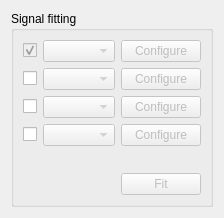
This is iintgui/ui/fitpanel.ui in syncope/iint-gui as Qt 5 draws it before an edit. The edited form follows.
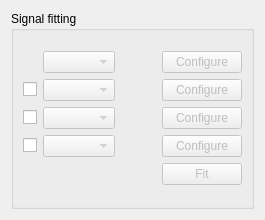
This is the edited form.

Commit message: + changed the fit panel to remove the check box for the first fit  ++ changed the code accordingly --> removed an active option at startup which is useless

The edit to the form file:
```diff
--- a/iintgui/ui/fitpanel.ui
+++ b/iintgui/ui/fitpanel.ui
@@ -6,58 +6,30 @@
    <rect>
     <x>0</x>
     <y>0</y>
-    <width>224</width>
-    <height>218</height>
+    <width>265</width>
+    <height>220</height>
    </rect>
   </property>
   <property name="windowTitle">
    <string>Signal Fitting</string>
   </property>
   <layout class="QGridLayout" name="gridLayout_2">
-   <item row="0" column="0">
+   <item row="0" column="1">
     <widget class="QGroupBox" name="groupBox">
      <property name="title">
       <string>Signal fitting</string>
      </property>
+     <layout class="QGridLayout" name="gridLayout_3">
+      <item row="0" column="0">
      <layout class="QGridLayout" name="gridLayout">
-      <item row="0" column="0">
-       <layout class="QVBoxLayout" name="verticalLayout">
-        <item>
-         <layout class="QHBoxLayout" name="horizontalLayout_2">
-          <item>
-           <widget class="QCheckBox" name="useFirst">
-            <property name="enabled">
-             <bool>false</bool>
-            </property>
+        <item row="3" column="0">
+         <widget class="QCheckBox" name="useFourth">
             <property name="text">
              <string/>
             </property>
-            <property name="checked">
-             <bool>true</bool>
-            </property>
-           </widget>
-          </item>
-          <item>
-           <widget class="QComboBox" name="firstModelCB">
-            <property name="enabled">
-             <bool>false</bool>
-            </property>
-           </widget>
-          </item>
-          <item>
-           <spacer name="horizontalSpacer_2">
-            <property name="orientation">
-             <enum>Qt::Horizontal</enum>
-            </property>
-            <property name="sizeHint" stdset="0">
-             <size>
-              <width>40</width>
-              <height>20</height>
-             </size>
-            </property>
-           </spacer>
-          </item>
-          <item>
+         </widget>
+        </item>
+        <item row="0" column="3">
            <widget class="QPushButton" name="configureFirst">
             <property name="enabled">
              <bool>false</bool>
@@ -67,38 +39,38 @@
             </property>
            </widget>
           </item>
-         </layout>
+        <item row="0" column="1">
+         <widget class="QComboBox" name="firstModelCB">
+          <property name="enabled">
+           <bool>false</bool>
+          </property>
+         </widget>
         </item>
-        <item>
-         <layout class="QHBoxLayout" name="horizontalLayout_5">
-          <item>
+        <item row="2" column="0">
+         <widget class="QCheckBox" name="useThird">
+          <property name="text">
+           <string/>
+          </property>
+         </widget>
+        </item>
+        <item row="1" column="0">
            <widget class="QCheckBox" name="useSecond">
             <property name="text">
              <string/>
             </property>
            </widget>
           </item>
-          <item>
-           <widget class="QComboBox" name="secondModelCB">
+        <item row="3" column="3">
+         <widget class="QPushButton" name="configureFourth">
             <property name="enabled">
              <bool>false</bool>
             </property>
-           </widget>
-          </item>
-          <item>
-           <spacer name="horizontalSpacer_5">
-            <property name="orientation">
-             <enum>Qt::Horizontal</enum>
-            </property>
-            <property name="sizeHint" stdset="0">
-             <size>
-              <width>40</width>
-              <height>20</height>
-             </size>
-            </property>
-           </spacer>
-          </item>
-          <item>
+          <property name="text">
+           <string>Configure</string>
+          </property>
+         </widget>
+        </item>
+        <item row="1" column="3">
            <widget class="QPushButton" name="configureSecond">
             <property name="enabled">
              <bool>false</bool>
@@ -108,38 +80,7 @@
             </property>
            </widget>
           </item>
-         </layout>
-        </item>
-        <item>
-         <layout class="QHBoxLayout" name="horizontalLayout_3">
-          <item>
-           <widget class="QCheckBox" name="useThird">
-            <property name="text">
-             <string/>
-            </property>
-           </widget>
-          </item>
-          <item>
-           <widget class="QComboBox" name="thirdModelCB">
-            <property name="enabled">
-             <bool>false</bool>
-            </property>
-           </widget>
-          </item>
-          <item>
-           <spacer name="horizontalSpacer_3">
-            <property name="orientation">
-             <enum>Qt::Horizontal</enum>
-            </property>
-            <property name="sizeHint" stdset="0">
-             <size>
-              <width>40</width>
-              <height>20</height>
-             </size>
-            </property>
-           </spacer>
-          </item>
-          <item>
+        <item row="2" column="3">
            <widget class="QPushButton" name="configureThird">
             <property name="enabled">
              <bool>false</bool>
@@ -149,78 +90,28 @@
             </property>
            </widget>
           </item>
-         </layout>
+        <item row="1" column="1">
+         <widget class="QComboBox" name="secondModelCB">
+          <property name="enabled">
+           <bool>false</bool>
+          </property>
+         </widget>
         </item>
-        <item>
-         <layout class="QHBoxLayout" name="horizontalLayout_4">
-          <item>
-           <widget class="QCheckBox" name="useFourth">
-            <property name="text">
-             <string/>
+        <item row="2" column="1">
+         <widget class="QComboBox" name="thirdModelCB">
+          <property name="enabled">
+           <bool>false</bool>
             </property>
            </widget>
           </item>
-          <item>
+        <item row="3" column="1">
            <widget class="QComboBox" name="fourthModelCB">
             <property name="enabled">
              <bool>false</bool>
             </property>
            </widget>
           </item>
-          <item>
-           <spacer name="horizontalSpacer_4">
-            <property name="orientation">
-             <enum>Qt::Horizontal</enum>
-            </property>
-            <property name="sizeHint" stdset="0">
-             <size>
-              <width>40</width>
-              <height>20</height>
-             </size>
-            </property>
-           </spacer>
-          </item>
-          <item>
-           <widget class="QPushButton" name="configureFourth">
-            <property name="enabled">
-             <bool>false</bool>
-            </property>
-            <property name="text">
-             <string>Configure</string>
-            </property>
-           </widget>
-          </item>
-         </layout>
-        </item>
-        <item>
-         <spacer name="verticalSpacer">
-          <property name="orientation">
-           <enum>Qt::Vertical</enum>
-          </property>
-          <property name="sizeHint" stdset="0">
-           <size>
-            <width>20</width>
-            <height>40</height>
-           </size>
-          </property>
-         </spacer>
-        </item>
-        <item>
-         <layout class="QHBoxLayout" name="horizontalLayout">
-          <item>
-           <spacer name="horizontalSpacer">
-            <property name="orientation">
-             <enum>Qt::Horizontal</enum>
-            </property>
-            <property name="sizeHint" stdset="0">
-             <size>
-              <width>40</width>
-              <height>20</height>
-             </size>
-            </property>
-           </spacer>
-          </item>
-          <item>
+        <item row="4" column="3">
            <widget class="QPushButton" name="performFitPushBtn">
             <property name="enabled">
              <bool>false</bool>
@@ -233,7 +124,18 @@
             </property>
            </widget>
           </item>
-         </layout>
+        <item row="0" column="2">
+         <spacer name="horizontalSpacer">
+          <property name="orientation">
+           <enum>Qt::Horizontal</enum>
+          </property>
+          <property name="sizeHint" stdset="0">
+           <size>
+            <width>40</width>
+            <height>20</height>
+           </size>
+          </property>
+         </spacer>
         </item>
        </layout>
       </item>
```
Lines whose indentation alone changed are shown as unchanged. The commit also changes 1 other file.
